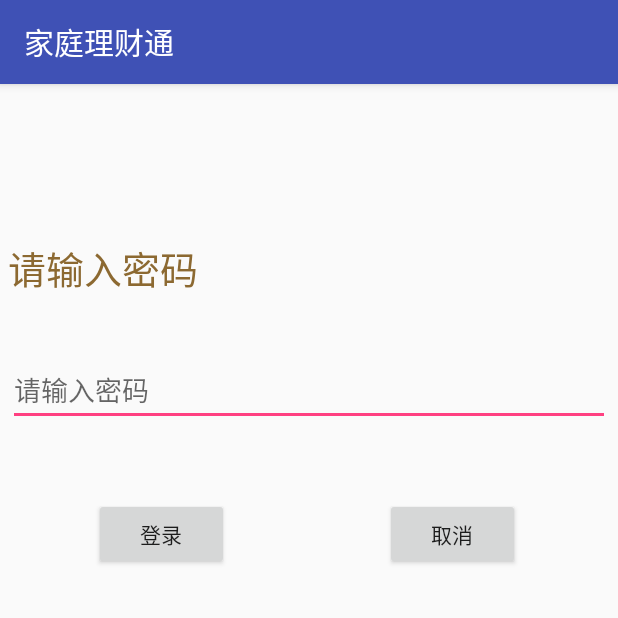
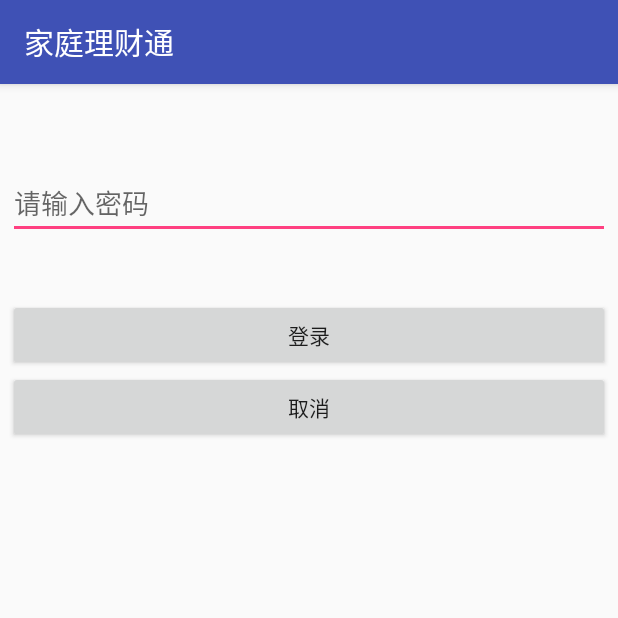
Before and after one commit to menghuailiu/AccountMS, an Android app: the screen it shows after launch (Login), on a phone screen of 412 x 824 dp, the top half of it. Run offline under Robolectric (Android 15) with nearby library versions, the phone set to English and light mode, and no system bars; libraries missing offline, so code that uses them is left out: org.greenrobot.greendao; 6 statements that could not run were skipped.

Commit message:
系统设置和登录5

```diff
--- a/app/src/main/java/com/xiaoke/accountsoft/activity/Test.java
+++ /dev/null
@@ -1,14 +0,0 @@
-package patrickstar.com.accountms;
-
-import android.support.v7.app.AppCompatActivity;
-import android.os.Bundle;
-
-//sss
-public class MainActivity extends AppCompatActivity {
-
-    @Override
-    protected void onCreate(Bundle savedInstanceState) {
-        super.onCreate(savedInstanceState);
-        setContentView(R.layout.addoutaccount);
-    }
-}
--- a/app/src/main/java/patrickstar/com/accountms/OutInfoActivity.java
+++ b/app/src/main/java/patrickstar/com/accountms/OutInfoActivity.java
@@ -21,7 +21,7 @@ public class OutInfoActivity extends AppCompatActivity {
     protected void onCreate(Bundle savedInstanceState) {
         super.onCreate(savedInstanceState);
         setContentView(R.layout.activity_out_info);
-        final String id = getIntent().getStringExtra("id");
+   /*     final String id = getIntent().getStringExtra("id");
 
         save = (Button) findViewById(R.id.btnsave);
         delete = (Button) findViewById(R.id.btndelete);
@@ -30,7 +30,7 @@ public class OutInfoActivity extends AppCompatActivity {
         flag.setText("");
 
 
-       /* tb_flag flag1 = new DBFlag(this).*/
+       *//* tb_flag flag1 = new DBFlag(this).*//*
 
         save.setOnClickListener(new View.OnClickListener() {
             @Override
@@ -53,7 +53,7 @@ public class OutInfoActivity extends AppCompatActivity {
             }
         });
 
-        Toast.makeText(OutInfoActivity.this,id,Toast.LENGTH_LONG).show();
+        Toast.makeText(OutInfoActivity.this,id,Toast.LENGTH_LONG).show();*/
 
     }
 }
--- a/app/src/main/res/layout/login.xml
+++ b/app/src/main/res/layout/login.xml
@@ -4,51 +4,39 @@
     android:layout_width="match_parent"
     android:layout_height="match_parent"
     android:padding="5dp">
-    <TextView
-        android:id="@+id/tvLogin"
-        android:layout_width="wrap_content"
-        android:layout_height="wrap_content"
-        android:gravity="center_horizontal"
-        android:layout_gravity="center"
-        android:text="请输入密码"
-        android:textSize="25dp"
-        android:textColor="#8c6931"
-        android:layout_marginTop="98dp"
-        android:layout_alignParentTop="true"
-        android:layout_alignParentLeft="true"
-        android:layout_alignParentStart="true" />
+   <ImageView
+       android:id="@+id/img"
+       android:layout_width="wrap_content"
+       android:layout_height="wrap_content"
+       />
     <EditText
         android:id="@+id/txtLogin"
         android:layout_width="match_parent"
         android:layout_height="wrap_content"
         android:inputType="textPassword"
         android:hint="请输入密码"
-        android:layout_marginTop="38dp"
-        android:layout_below="@+id/tvLogin"
+        android:layout_marginTop="50dp"
+        android:layout_below="@+id/img"
         android:layout_alignParentLeft="true"
         android:layout_alignParentStart="true" />
-    <Button
-        android:id="@+id/btnClose"
-        android:layout_width="90dp"
-        android:layout_height="wrap_content"
-        android:text="取消"
-        android:layout_marginTop="48dp"
-        android:layout_marginRight="60dp"
-        android:layout_marginEnd="60dp"
-        android:layout_below="@+id/txtLogin"
-        android:layout_alignParentRight="true"
-        android:layout_alignParentEnd="true" />
+
     <Button
         android:id="@+id/btnLogin"
-        android:layout_width="90dp"
+        android:layout_width="match_parent"
         android:layout_height="wrap_content"
         android:text="登录"
-        android:layout_margin12Left="57dp"
-        android:layout_marginStart="57dp"
-        android:layout_alignBaseline="@+id/btnClose"
-        android:layout_alignBottom="@+id/btnClose"
+        android:layout_below="@+id/txtLogin"
+        android:layout_marginTop="40dp"
         android:layout_alignParentLeft="true"
         android:layout_alignParentStart="true"
         />
 
+    <Button
+        android:id="@+id/btnClose"
+        android:layout_width="match_parent"
+        android:layout_height="wrap_content"
+        android:text="取消"
+        android:layout_below="@+id/btnLogin" />
+
+
 </RelativeLayout>
```
